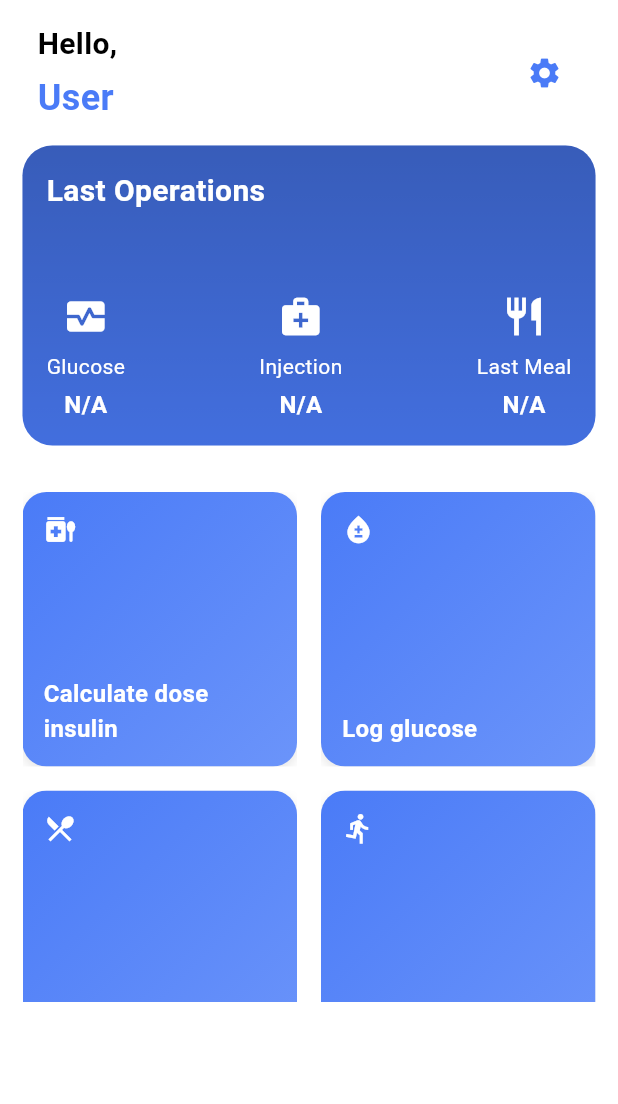
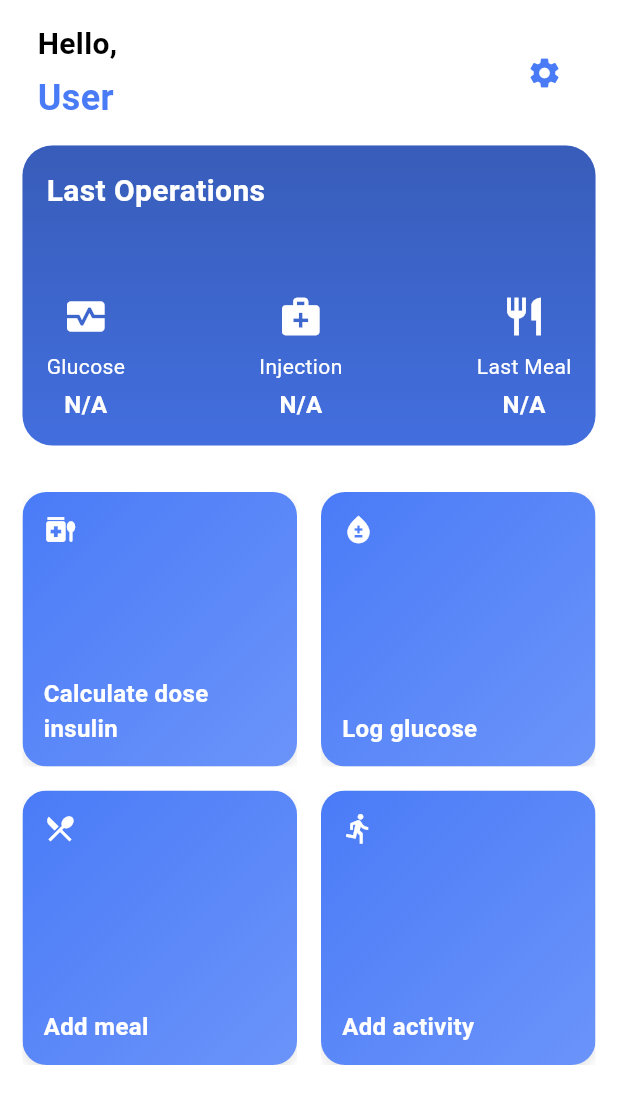
Before and after one commit to benchohrabdou/Diazen-app-, a Flutter app: the HomeScreen screen opened directly, on a phone screen of 412 x 824 dp. Shown: the top 1104 px of the screen. Run offline on Flutter 3.47's test engine with Material 3 defaults, Android fonts, the phone set to English and light mode, and no system bars; our stand-ins replace cloud_firestore, firebase_auth, firebase_core, fl_chart, google_nav_bar, google_sign_in and 3 more; missing offline and left inert: flutter_facebook_auth, mailer; accounts and stored records are empty; Roboto replaces fonts that are missing (SfProDisplay); project files that could hold a hidden picture were left out.

Commit message:
fixed home screen

```diff
--- a/lib/screens/home_screen.dart
+++ b/lib/screens/home_screen.dart
@@ -532,14 +532,13 @@ class _HomeScreenState extends State<HomeScreen> {
 
               Padding(
                 padding: const EdgeInsets.symmetric(horizontal: 15.0),
-                child: SizedBox(
-                  height: 340,
                 child: GridView.count(
                   crossAxisCount: 2,
                   mainAxisSpacing: 16,
                   crossAxisSpacing: 16,
                   childAspectRatio: 1,
                   physics: const NeverScrollableScrollPhysics(),
+                  shrinkWrap: true,
                   children: [
                     CustomCard(
                       text: 'Calculate dose insulin',
@@ -587,7 +586,6 @@ class _HomeScreenState extends State<HomeScreen> {
                       },
                     ),
                   ],
-                  ),
                 ),
               ),
 
```
Also changed, not shown: 4 other files. Lines whose indentation alone changed are shown as unchanged.
